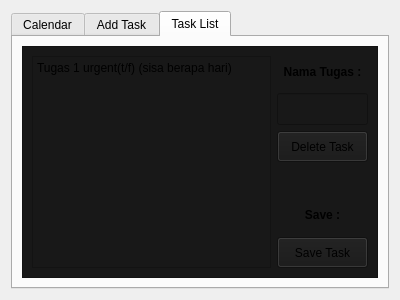
fernandezlee942-sys/Ini-Nama-Aplikasi-Notepad, file IniNamaAplikasiNotepad/Ini_Nama_Aplikasi_Notepad/calendar.ui: the form before one commit.
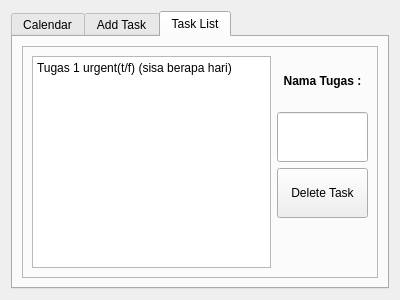
The form after the commit. The open tabs and pages were chosen to show the change.

What changed in the file:
```diff
--- a/IniNamaAplikasiNotepad/Ini_Nama_Aplikasi_Notepad/calendar.ui
+++ b/IniNamaAplikasiNotepad/Ini_Nama_Aplikasi_Notepad/calendar.ui
@@ -266,7 +266,7 @@
        <item>
         <widget class="QFrame" name="frame">
          <property name="styleSheet">
-          <string notr="true">background-color:rgb(24, 24, 24)</string>
+          <string notr="true"/>
          </property>
          <property name="frameShape">
           <enum>QFrame::Shape::StyledPanel</enum>
@@ -293,7 +293,7 @@
              </widget>
             </item>
             <item>
-             <layout class="QVBoxLayout" name="verticalLayout_11" stretch="2,2,2,2,2,2">
+             <layout class="QVBoxLayout" name="verticalLayout_11" stretch="2,2,2,2">
               <item>
                <widget class="QLabel" name="label_5">
                 <property name="sizePolicy">
@@ -354,40 +354,6 @@
                 </property>
                </spacer>
               </item>
-              <item>
-               <widget class="QLabel" name="label_6">
-                <property name="sizePolicy">
-                 <sizepolicy hsizetype="Preferred" vsizetype="Expanding">
-                  <horstretch>0</horstretch>
-                  <verstretch>0</verstretch>
-                 </sizepolicy>
-                </property>
-                <property name="font">
-                 <font>
-                  <bold>true</bold>
-                 </font>
-                </property>
-                <property name="text">
-                 <string>Save :</string>
-                </property>
-                <property name="alignment">
-                 <set>Qt::AlignmentFlag::AlignCenter</set>
-                </property>
-               </widget>
-              </item>
-              <item>
-               <widget class="QPushButton" name="pushButton_3">
-                <property name="sizePolicy">
-                 <sizepolicy hsizetype="Minimum" vsizetype="Expanding">
-                  <horstretch>0</horstretch>
-                  <verstretch>0</verstretch>
-                 </sizepolicy>
-                </property>
-                <property name="text">
-                 <string>Save Task</string>
-                </property>
-               </widget>
-              </item>
              </layout>
             </item>
            </layout>
```
Left out of the diff: 4 changed lines with no effect on the pictures.
